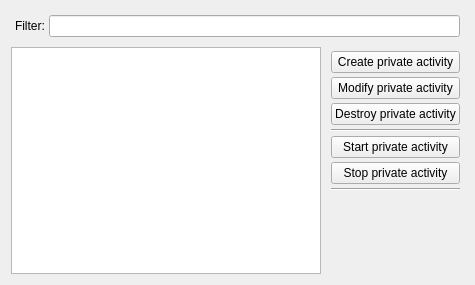
First picture: the form in Srt.QT/tt3-gui/PrivateActivityManager.ui, repository akapustiatyahoocouk/TimeTracker3, before the edit.
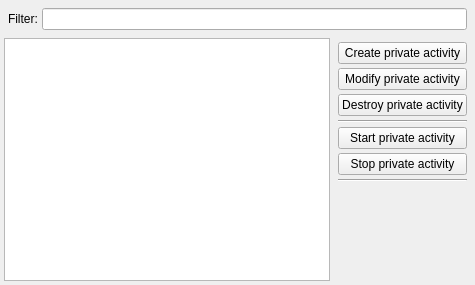
Second picture: the form after the edit. Icons and pictures are not drawn.

```diff
--- a/Srt.QT/tt3-gui/PrivateActivityManager.ui
+++ b/Srt.QT/tt3-gui/PrivateActivityManager.ui
@@ -14,6 +14,21 @@
    <string>Form</string>
   </property>
   <layout class="QGridLayout" name="gridLayout_3">
+   <property name="leftMargin">
+    <number>4</number>
+   </property>
+   <property name="topMargin">
+    <number>4</number>
+   </property>
+   <property name="rightMargin">
+    <number>4</number>
+   </property>
+   <property name="bottomMargin">
+    <number>4</number>
+   </property>
+   <property name="spacing">
+    <number>4</number>
+   </property>
    <item row="0" column="0" colspan="2">
     <widget class="QWidget" name="filterWidget" native="true">
      <layout class="QFormLayout" name="formLayout_2">
```
